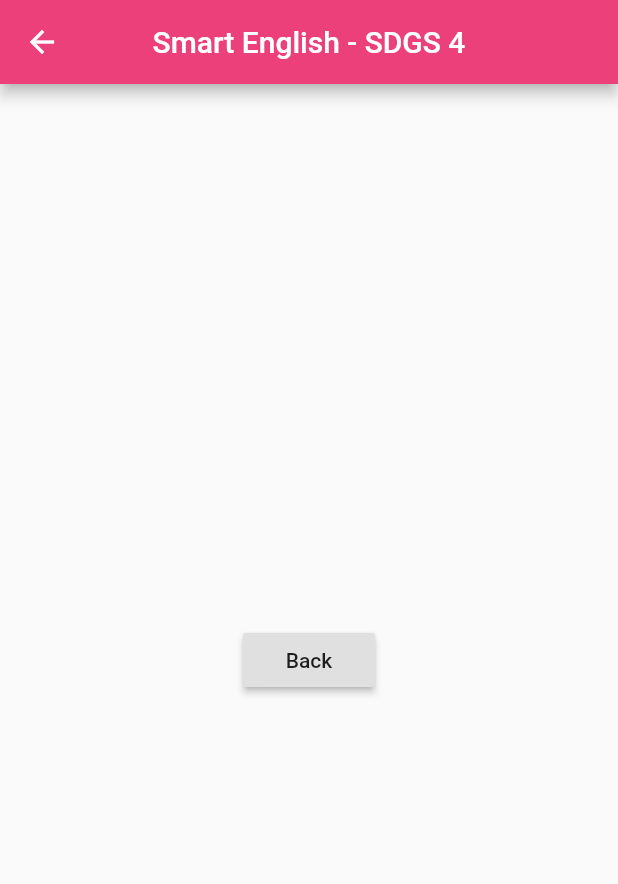
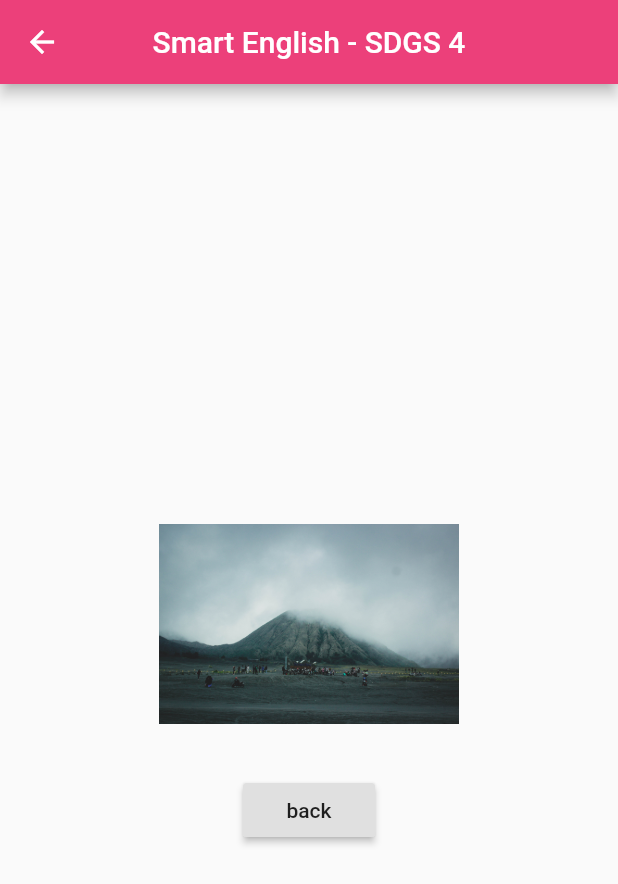
Before and after one commit to Byxbee/kelompok_4, a Flutter app: the Page2 screen opened directly, on a phone screen of 412 x 824 dp. Shown: the top 884 px of the screen. Run offline on Flutter 3.47's test engine with Material 2 defaults, Android fonts, the phone set to English and light mode, and no system bars.

Commit message:
add assets

```diff
--- a/lib/main.dart
+++ b/lib/main.dart
@@ -1,4 +1,5 @@
 import 'package:flutter/material.dart'; // import package
+import 'dart:ui';
 
 void main() =>
     runApp(MyApp()); // fungsi pertama kali yg dijalankan yg berisi class myApp
@@ -47,12 +48,34 @@ class Page2 extends StatelessWidget {
         backgroundColor: Colors.pink[400],
         centerTitle: true,
       ),
-      body: Center(
-          child: RaisedButton(
-              child: Text('Back'),
-              onPressed: () {
-                Navigator.of(context).pop();
-              })),
+      // body: Center(
+      //     child: RaisedButton(
+      //         child: Text('Back'),
+      //         onPressed: () {
+      //           Navigator.of(context).pop();
+      //         }
+      //     )
+      // ),
+
+      body: Column(
+        mainAxisAlignment: MainAxisAlignment.center,
+        children: [
+          Row(
+            crossAxisAlignment: CrossAxisAlignment.center,
+          ),
+          Image(
+            image: AssetImage('assets/img/bromo.jpg'),
+            width: 200,
+            height: 200,
+          ),
+          RaisedButton(
+            onPressed:() {
+              Navigator.of(context).pop();
+            },
+            child:Text('back'),
+          ),
+        ],
+      )
     );
   }
 }
--- a/pubspec.yaml
+++ b/pubspec.yaml
@@ -48,6 +48,8 @@ flutter:
   # assets:
   #   - images/a_dot_burr.jpeg
   #   - images/a_dot_ham.jpeg
+  assets:
+    - assets/img/
 
   # An image asset can refer to one or more resolution-specific "variants", see
   # https://flutter.dev/assets-and-images/#resolution-aware.
```
Also changed, not shown: assets/img/bromo.jpg (added).
